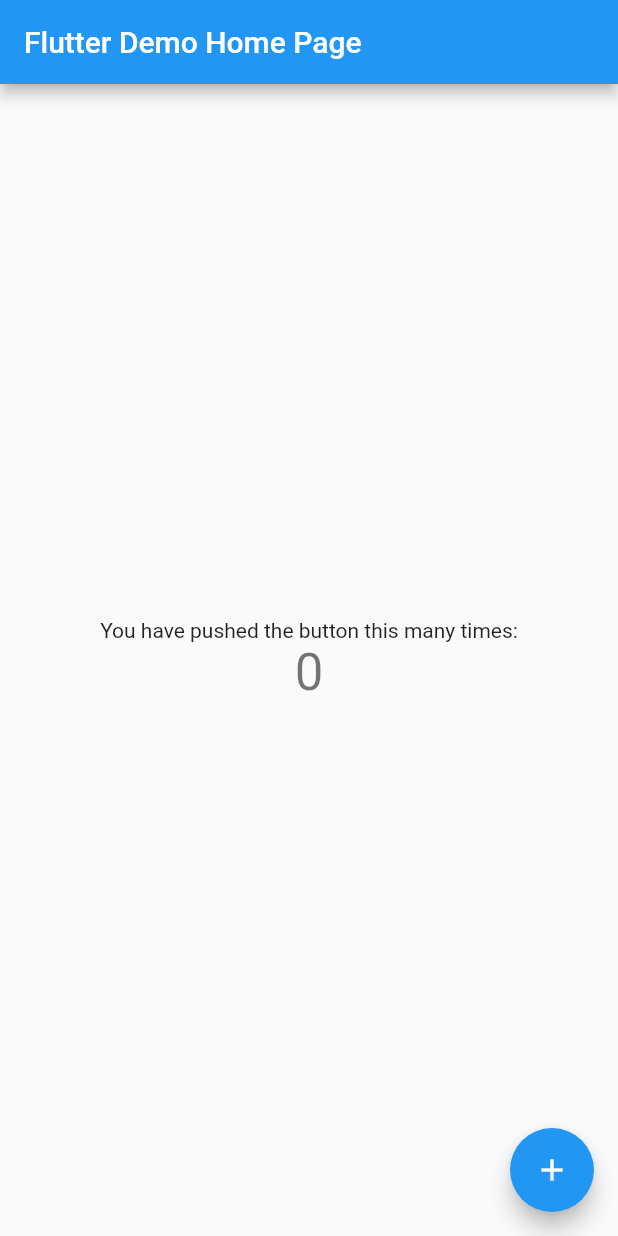
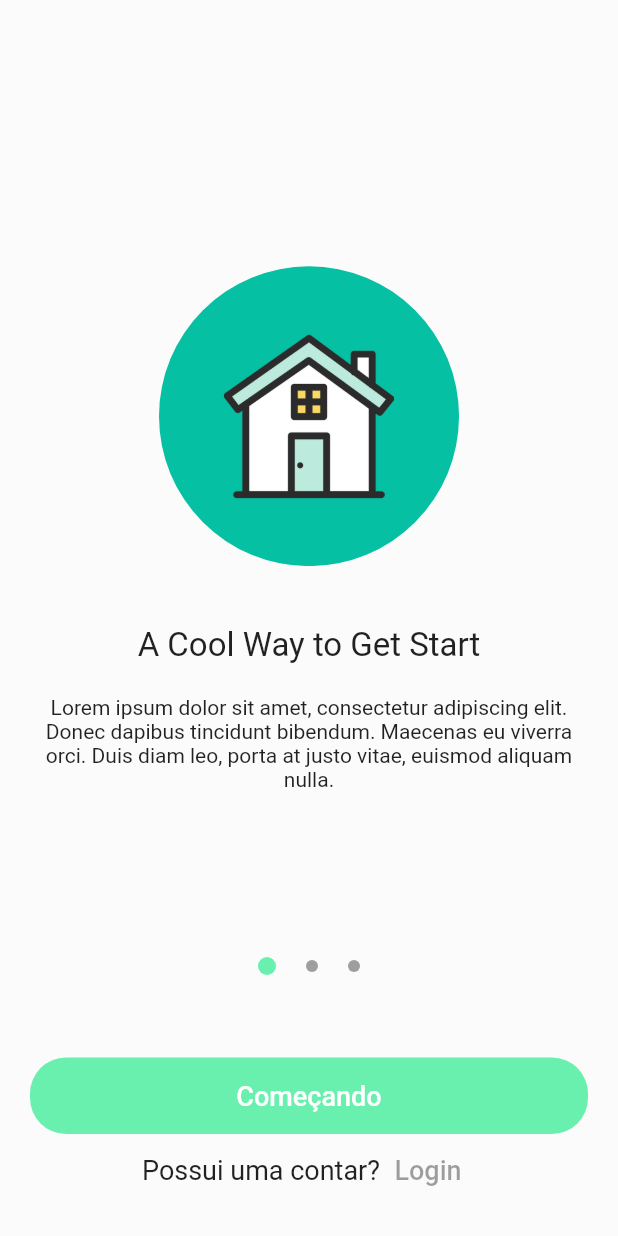
Before and after one commit to kucasrossy/Pdm2021, a Flutter app: the screen it shows after launch, on a phone screen of 412 x 824 dp. Run offline on Flutter 3.47's test engine with Material 2 defaults, Android fonts, the phone set to English and light mode, and no system bars.

Commit message:
inicio da StartPage

```diff
--- a/lib/main.dart
+++ b/lib/main.dart
@@ -1,4 +1,5 @@
 import 'package:flutter/material.dart';
+import 'package:pdm2021/pages/start_page.dart';
 
 void main() {
   runApp(MyApp());
@@ -10,71 +11,9 @@
   Widget build(BuildContext context) {
     return MaterialApp(
       title: 'Flutter Demo',
-      theme: ThemeData(
-        primarySwatch: Colors.blue,
-      ),
-      home: MyHomePage(title: 'Flutter Demo Home Page'),
+      theme: ThemeData(primarySwatch: Colors.blue),
+      debugShowCheckedModeBanner: false,
+      home: StartPage(),
     );
   }
 }
-
-class MyHomePage extends StatefulWidget {
-  MyHomePage({Key key, this.title}) : super(key: key);
-
-  // This widget is the home page of your application. It is stateful, meaning
-  // that it has a State object (defined below) that contains fields that affect
-  // how it looks.
-
-  // This class is the configuration for the state. It holds the values (in this
-  // case the title) provided by the parent (in this case the App widget) and
-  // used by the build method of the State. Fields in a Widget subclass are
-  // always marked "final".
-
-  final String title;
-
-  @override
-  _MyHomePageState createState() => _MyHomePageState();
-}
-
-class _MyHomePageState extends State<MyHomePage> {
-  int _counter = 0;
-
-  void _incrementCounter() {
-    setState(() {
-      // This call to setState tells the Flutter framework that something has
-      // changed in this State, which causes it to rerun the build method below
-      // so that the display can reflect the updated values. If we changed
-      // _counter without calling setState(), then the build method would not be
-      // called again, and so nothing would appear to happen.
-      _counter++;
-    });
-  }
-
-  @override
-  Widget build(BuildContext context) {
-    return Scaffold(
-      appBar: AppBar(
-        title: Text(widget.title),
-      ),
-      body: Center(
-        child: Column(
-          mainAxisAlignment: MainAxisAlignment.center,
-          children: <Widget>[
-            Text(
-              'You have pushed the button this many times:',
-            ),
-            Text(
-              '$_counter',
-              style: Theme.of(context).textTheme.headline4,
-            ),
-          ],
-        ),
-      ),
-      floatingActionButton: FloatingActionButton(
-        onPressed: _incrementCounter,
-        tooltip: 'Increment',
-        child: Icon(Icons.add),
-      ), // This trailing comma makes auto-formatting nicer for build methods.
-    );
-  }
-}
--- /dev/null
+++ b/lib/models/slide_model.dart
@@ -0,0 +1,26 @@
+class SlideModel {
+  final String imageUrl;
+  final String title;
+  final String description;
+
+  SlideModel({this.imageUrl, this.title, this.description});
+}
+
+final slideModeList = [
+  SlideModel(
+      imageUrl: 'assets/images/image1.jpg',
+      title: 'A Cool Way to Get Start',
+      description:
+          'Lorem ipsum dolor sit amet, consectetur adipiscing elit. Donec dapibus tincidunt bibendum. Maecenas eu viverra orci. Duis diam leo, porta at justo vitae, euismod aliquam nulla.'),
+  SlideModel(
+    imageUrl: 'assets/images/image2.jpg',
+    title: 'Design Interactive App UI',
+    description:
+        'Lorem ipsum dolor sit amet, consectetur adipiscing elit. Donec dapibus tincidunt bibendum. Maecenas eu viverra orci. Duis diam leo, porta at justo vitae, euismod aliquam nulla.',
+  ),
+  SlideModel(
+      imageUrl: 'assets/images/image3.jpg',
+      title: 'It\'s Just the Beginning',
+      description:
+          'Lorem ipsum dolor sit amet, consectetur adipiscing elit. Donec dapibus tincidunt bibendum. Maecenas eu viverra orci. Duis diam leo, porta at justo vitae, euismod aliquam nulla.')
+];
--- /dev/null
+++ b/lib/pages/start_page.dart
@@ -0,0 +1,109 @@
+import 'dart:async';
+
+import 'package:flutter/material.dart';
+import 'package:pdm2021/models/slide_model.dart';
+import 'package:pdm2021/widgets/slide_dots.dart';
+import 'package:pdm2021/widgets/slide_item.dart';
+
+class StartPage extends StatefulWidget {
+  @override
+  _StartPageState createState() => _StartPageState();
+}
+
+class _StartPageState extends State<StartPage> {
+  int _currentPage = 0;
+  final PageController _pageController = PageController(initialPage: 0);
+
+  @override
+  void dispose() {
+    // TODO: implement dispose
+    super.dispose();
+    _pageController.dispose();
+  }
+
+  _onPageChange(int index) {
+    setState(() {
+      _currentPage = index;
+    });
+  }
+
+  @override
+  Widget build(BuildContext context) {
+    return Scaffold(
+      body: Container(
+        color: Colors.white10,
+        child: Padding(
+          padding: const EdgeInsets.all(20),
+          child: Column(
+            children: [
+              Expanded(
+                child: Stack(
+                  alignment: Alignment.bottomCenter,
+                  children: [
+                    PageView.builder(
+                      controller: _pageController,
+                      scrollDirection: Axis.horizontal,
+                      itemCount: slideModeList.length,
+                      onPageChanged: _onPageChange,
+                      itemBuilder: (context, index) => SlideItem(index),
+                    ),
+                    Stack(
+                      alignment: AlignmentDirectional.topStart,
+                      children: [
+                        Container(
+                          margin: const EdgeInsets.only(bottom: 35),
+                          child: Row(
+                            mainAxisSize: MainAxisSize.min,
+                            mainAxisAlignment: MainAxisAlignment.center,
+                            children: [
+                              for (int i = 0; i < slideModeList.length; i++)
+                                if (i == _currentPage)
+                                  SlideDots(true)
+                                else
+                                  SlideDots(false)
+                            ],
+                          ),
+                        )
+                      ],
+                    )
+                  ],
+                ),
+              ),
+              SizedBox(height: 20),
+              Column(
+                //Coluna dos botãos
+                crossAxisAlignment: CrossAxisAlignment.stretch,
+                children: [
+                  TextButton(
+                    onPressed: null,
+                    child: Text("Começando",
+                        style: TextStyle(
+                          color: Colors.white,
+                          fontSize: 18,
+                        )),
+                    style: TextButton.styleFrom(
+                        shape: RoundedRectangleBorder(
+                            borderRadius: BorderRadius.circular(24)),
+                        backgroundColor: Colors.greenAccent,
+                        padding: const EdgeInsets.all(15)),
+                  ),
+                  Row(
+                    mainAxisAlignment: MainAxisAlignment.center,
+                    children: [
+                      Text("Possui uma contar?",
+                          style: TextStyle(fontSize: 18)),
+                      TextButton(
+                        onPressed: null,
+                        child: Text("Login", style: TextStyle(fontSize: 18)),
+                      )
+                    ],
+                  ),
+                ],
+              ),
+            ],
+          ),
+        ),
+      ),
+    );
+  }
+}
--- /dev/null
+++ b/lib/widgets/slide_dots.dart
@@ -0,0 +1,19 @@
+import 'package:flutter/material.dart';
+
+class SlideDots extends StatelessWidget {
+  final bool isActive;
+  SlideDots(this.isActive);
+  @override
+  Widget build(BuildContext context) {
+    return AnimatedContainer(
+      duration: Duration(milliseconds: 150),
+      margin: const EdgeInsets.symmetric(horizontal: 10),
+      height: isActive ? 12 : 8,
+      width: isActive ? 12 : 8,
+      decoration: BoxDecoration(
+        borderRadius: BorderRadius.all(Radius.circular(12)),
+        color: isActive ? Colors.greenAccent : Colors.grey,
+      ),
+    );
+  }
+}
--- /dev/null
+++ b/lib/widgets/slide_item.dart
@@ -0,0 +1,39 @@
+import 'package:flutter/material.dart';
+import 'package:pdm2021/models/slide_model.dart';
+
+class SlideItem extends StatelessWidget {
+  final int index;
+  SlideItem(this.index);
+
+  @override
+  Widget build(BuildContext context) {
+    return Column(
+      //Coluna do slide
+      mainAxisAlignment: MainAxisAlignment.center,
+      crossAxisAlignment: CrossAxisAlignment.center,
+      children: [
+        Container(
+          width: 200,
+          height: 200,
+          decoration: BoxDecoration(
+            shape: BoxShape.circle,
+            image: DecorationImage(
+              image: AssetImage(slideModeList[index].imageUrl),
+              fit: BoxFit.cover,
+            ),
+          ),
+        ),
+        SizedBox(height: 40),
+        Text(
+          slideModeList[index].title,
+          style: TextStyle(fontSize: 22),
+        ),
+        SizedBox(height: 20),
+        Text(
+          slideModeList[index].description,
+          textAlign: TextAlign.center,
+        )
+      ],
+    );
+  }
+}
```
Also changed, not shown: pubspec.yaml (+4 -3 lines), assets/images/image1.jpg (added), assets/images/image2.jpg (added), assets/images/image3.jpg (added), 2 other files.
